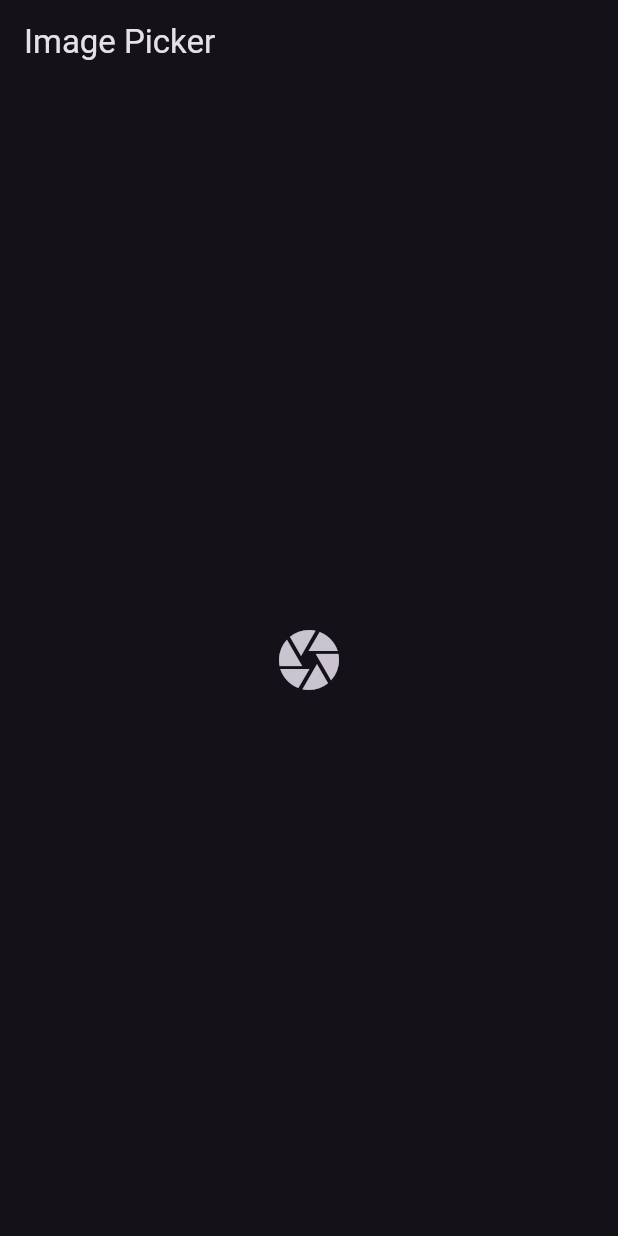
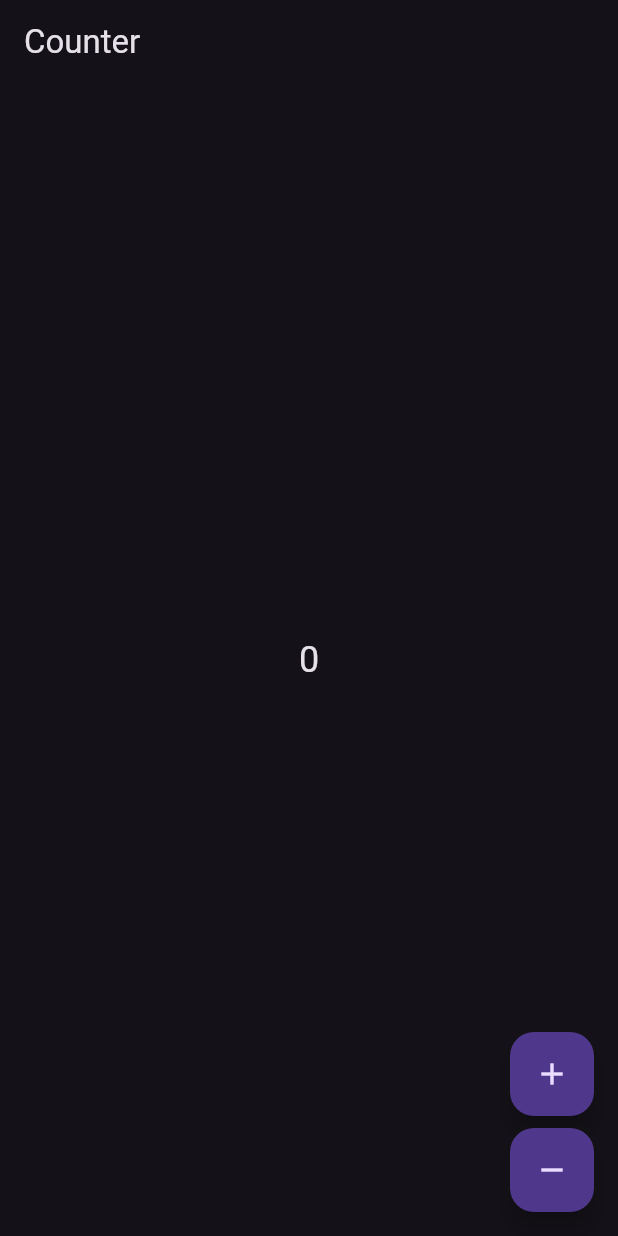
Before and after one commit to Rohit-Chandra-007/bloc_example, a Flutter app: the screen it shows after launch, on a phone screen of 412 x 824 dp. Run offline on Flutter 3.47's test engine with Material 3 defaults, Android fonts, the phone set to English and light mode, and no system bars; our stand-ins replace equatable, flutter_bloc, image_picker.

Commit message:
Update dependencies and implement Counter and Switch BLoCs with image picker functionality

```diff
--- /dev/null
+++ b/lib/features/counter/bloc/counter_bloc.dart
@@ -0,0 +1,19 @@
+import 'package:equatable/equatable.dart';
+import 'package:flutter/material.dart';
+import 'package:flutter_bloc/flutter_bloc.dart';
+
+part 'counter_event.dart';
+part 'counter_state.dart';
+
+class CounterBloc extends Bloc<CounterEvent, CounterState> {
+  CounterBloc() : super(CounterInitial()) {
+    on<Increment>(_increment);
+
+    on<Decrement>(_decrement);
+  }
+  void _increment(Increment event, Emitter<CounterState> emit) =>
+      emit(state.copyWith(counter: state.counter + 1));
+
+  void _decrement(Decrement event, Emitter<CounterState> emit) =>
+      emit(state.copyWith(counter: state.counter - 1));
+}
--- /dev/null
+++ b/lib/features/counter/bloc/counter_event.dart
@@ -0,0 +1,12 @@
+part of 'counter_bloc.dart';
+
+sealed class CounterEvent extends Equatable {
+  const CounterEvent();
+
+  @override
+  List<Object> get props => [];
+}
+
+class Increment extends CounterEvent {}
+
+class Decrement extends CounterEvent {}
--- /dev/null
+++ b/lib/features/counter/bloc/counter_state.dart
@@ -0,0 +1,22 @@
+part of 'counter_bloc.dart';
+
+@immutable
+sealed class CounterState extends Equatable {
+  const CounterState({required this.counter});
+  final int counter;
+
+  CounterState copyWith({int? counter}) {
+    return CounterUpdated(counter: counter ?? this.counter);
+  }
+
+  @override
+  List<Object> get props => [counter];
+}
+
+class CounterInitial extends CounterState {
+  const CounterInitial({super.counter = 0});
+}
+
+class CounterUpdated extends CounterState {
+  const CounterUpdated({required super.counter});
+}
--- /dev/null
+++ b/lib/features/counter/ui/counter_screen.dart
@@ -0,0 +1,44 @@
+import 'package:bloc_example/features/counter/bloc/counter_bloc.dart';
+import 'package:flutter/material.dart';
+import 'package:flutter_bloc/flutter_bloc.dart';
+
+class CounterScreen extends StatelessWidget {
+  const CounterScreen({super.key});
+
+  @override
+  Widget build(BuildContext context) {
+    return Scaffold(
+      appBar: AppBar(
+        title: Text('Counter'),
+      ),
+      body: Center(
+        child: BlocBuilder<CounterBloc, CounterState>(
+          builder: (context, state) {
+            if (state is CounterInitial) {
+              return Text('0', style: TextStyle(fontSize: 24));
+            } else if (state is CounterUpdated) {
+              return Text('${state.counter}', style: TextStyle(fontSize: 24));
+            }
+            return Container();
+          },
+        ),
+      ),
+      floatingActionButton: Column(
+        mainAxisAlignment: MainAxisAlignment.end,
+        children: [
+          FloatingActionButton(
+            onPressed: () => context.read<CounterBloc>().add(Increment()),
+            tooltip: 'Increment',
+            child: Icon(Icons.add),
+          ),
+          SizedBox(height: 8),
+          FloatingActionButton(
+            onPressed: () => context.read<CounterBloc>().add(Decrement()),
+            tooltip: 'Decrement',
+            child: Icon(Icons.remove),
+          ),
+        ],
+      ),
+    );
+  }
+}
--- a/lib/features/image_uploader/bloc/image_picker_bloc.dart
+++ b/lib/features/image_uploader/bloc/image_picker_bloc.dart
@@ -1,6 +1,18 @@
 import 'package:bloc_example/features/image_uploader/bloc/image_picker_event.dart';
+import 'package:bloc_example/features/image_uploader/bloc/image_picker_state.dart';
+import 'package:bloc_example/utils/image_picker_utils.dart';
 import 'package:flutter_bloc/flutter_bloc.dart';
 
-class ImagePickerBloc extends Bloc<ImagePickerEvent,ImagePickerEvent>{
-  ImagePickerBloc(super.initialState);
+class ImagePickerBloc extends Bloc<ImagePickerEvent, ImagePickerState> {
+  ImagePickerService imagePickerService = ImagePickerService();
+  ImagePickerBloc(this.imagePickerService) : super(InitialCameraState()) {
+    on<CameraEvent>((event, emit) async {
+      final imageFile = await imagePickerService.pickImageFromCamera();
+      emit(UpdatedCameraState(imageFile: imageFile));
+    });
+    on<GalleryEvent>((event, emit) async {
+      final imageFile = await imagePickerService.pickImageFromGallery();
+      emit(UpdatedCameraState(imageFile: imageFile));
+    });
+  }
 }
--- a/lib/features/image_uploader/bloc/image_picker_state.dart
+++ b/lib/features/image_uploader/bloc/image_picker_state.dart
@@ -1,10 +1,12 @@
+import 'dart:io';
+
 import 'package:equatable/equatable.dart';
 import 'package:flutter/material.dart';
-import 'package:image_picker/image_picker.dart';
+
 
 @immutable
 sealed class ImagePickerState extends Equatable {
-  final XFile? imageFile;
+  final File? imageFile;
   const ImagePickerState({this.imageFile});
 
   @override
@@ -18,7 +20,7 @@ class InitialCameraState extends ImagePickerState {
 class UpdatedCameraState extends ImagePickerState {
   const UpdatedCameraState({super.imageFile});
 
-  UpdatedCameraState copyWith({XFile? imageFile}) {
+  UpdatedCameraState copyWith({File? imageFile}) {
     return UpdatedCameraState(imageFile: imageFile ?? super.imageFile);
   }
 }
--- a/lib/main.dart
+++ b/lib/main.dart
@@ -1,5 +1,9 @@
-import 'package:bloc_example/features/image_uploader/ui/image_picker_screen.dart';
+import 'package:bloc_example/features/counter/bloc/counter_bloc.dart';
+import 'package:bloc_example/features/counter/ui/counter_screen.dart';
+import 'package:bloc_example/features/image_uploader/bloc/image_picker_bloc.dart';
+import 'package:bloc_example/utils/image_picker_utils.dart';
 import 'package:flutter/material.dart';
+import 'package:flutter_bloc/flutter_bloc.dart';
 
 void main() {
   runApp(const MyApp());
@@ -9,10 +13,16 @@ class MyApp extends StatelessWidget {
   const MyApp({super.key});
 
   @override
-  Widget build(Object context) {
+  Widget build(BuildContext context) {
     return MaterialApp(
+      title: 'Image Picker',
       theme: ThemeData.dark(),
-      home: const ImagePickerScreen(),
+      home: MultiBlocProvider(providers: [
+        BlocProvider(
+          create: (context) => ImagePickerBloc(ImagePickerService()),
+        ),
+        BlocProvider(create: (context) => CounterBloc()),
+      ], child: CounterScreen()),
     );
   }
 }
--- a/pubspec.yaml
+++ b/pubspec.yaml
@@ -36,7 +36,7 @@ dependencies:
   # Use with the CupertinoIcons class for iOS style icons.
   cupertino_icons: ^1.0.8
   flutter_bloc: ^8.1.6
-  equatable: ^2.0.5
+  equatable: ^2.0.7
   image_picker: ^1.1.2
 
 dev_dependencies:
```
Also changed, not shown: lib/features/bloc/switch_bloc.dart (added, +14 -0 lines), lib/features/bloc/switch_event.dart (added, +8 -0 lines), lib/features/bloc/switch_state.dart (added, +10 -0 lines), lib/features/image_uploader/ui/image_picker_screen.dart (+20 -7 lines), lib/utils/image_picker_utils.dart (added, +28 -0 lines), pubspec.lock.
